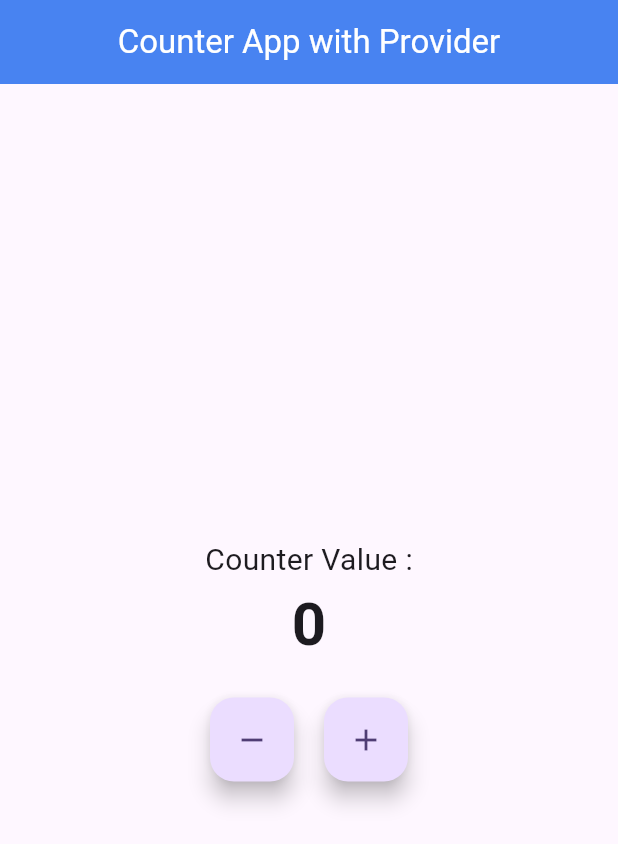
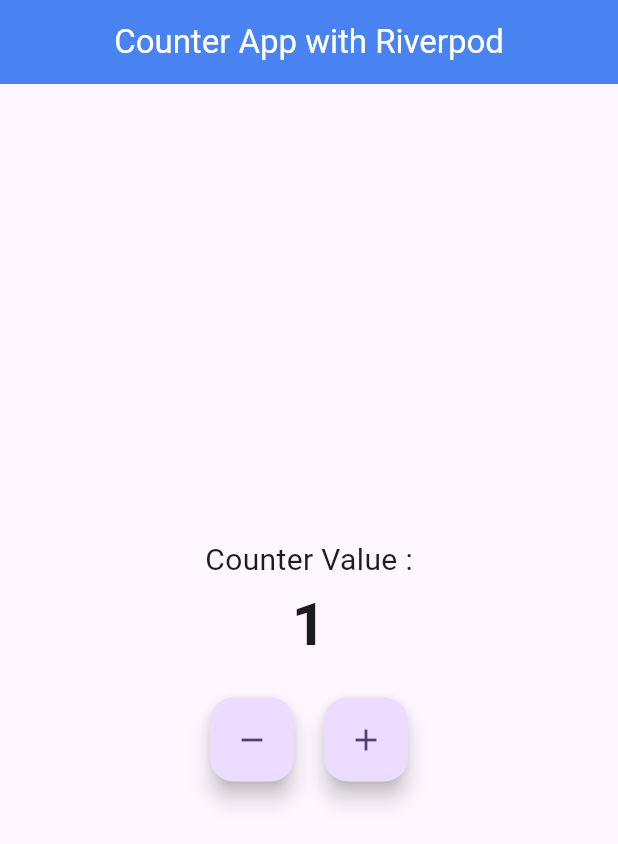
Before and after one commit to HosenShahadath/Counter-app-using-all-state-management, a Flutter app: the screen it shows after launch, on a phone screen of 412 x 824 dp. Shown: the top 844 px of the screen. Run offline on Flutter 3.47's test engine with Material 3 defaults, Android fonts, the phone set to English and light mode, and no system bars; our stand-ins replace riverpod.

Commit message:
riverpod

```diff
--- /dev/null
+++ b/lib/RiverPod/counter_riverpod.dart
@@ -0,0 +1,4 @@
+
+import 'package:riverpod/riverpod.dart';
+
+final counter = StateProvider(<int>(ref) => 0);
--- /dev/null
+++ b/lib/RiverPod/home_screen.dart
@@ -0,0 +1,52 @@
+import 'package:flutter/material.dart';
+
+class HomeScreen extends StatefulWidget {
+  const HomeScreen({super.key});
+
+  @override
+  State<HomeScreen> createState() => _HomeScreenState();
+}
+
+class _HomeScreenState extends State<HomeScreen> {
+  @override
+  Widget build(BuildContext context) {
+    return Scaffold(
+      appBar: AppBar(
+        elevation: 8,
+        backgroundColor: Colors.blueAccent,
+        title: const Text(
+          'Counter App with Riverpod',
+          style: TextStyle(color: Colors.white),
+        ),
+        centerTitle: true,
+      ),
+      body: Center(
+        child: Column(
+          mainAxisAlignment: MainAxisAlignment.center,
+          children: [
+            const Text('Counter Value :', style: TextStyle(fontSize: 20)),
+            Text(
+              '1',
+              style: const TextStyle(fontSize: 40, fontWeight: FontWeight.bold),
+            ),
+            const SizedBox(height: 20),
+            Row(
+              mainAxisAlignment: MainAxisAlignment.center,
+              children: [
+                FloatingActionButton(
+                  onPressed: () {},
+                  child: const Icon(Icons.remove),
+                ),
+                const SizedBox(width: 20),
+                FloatingActionButton(
+                  onPressed: () {},
+                  child: const Icon(Icons.add),
+                ),
+              ],
+            ),
+          ],
+        ),
+      ),
+    );
+  }
+}
--- a/lib/app.dart
+++ b/lib/app.dart
@@ -1,4 +1,4 @@
-import 'package:counter_app_using_all_state_management/Provider/home_page.dart';
+import 'package:counter_app_using_all_state_management/RiverPod/home_screen.dart';
 import 'package:flutter/material.dart';
 
 class MyApp extends StatelessWidget {
@@ -13,7 +13,7 @@
         colorScheme: ColorScheme.fromSeed(seedColor: Colors.deepPurple),
         useMaterial3: true,
       ),
-      home: HomePage(),
+      home: HomeScreen(),
     );
   }
 }
--- a/pubspec.yaml
+++ b/pubspec.yaml
@@ -35,6 +35,7 @@
   # Use with the CupertinoIcons class for iOS style icons.
   cupertino_icons: ^1.0.8
   provider: ^6.1.4
+  riverpod: ^2.6.1
 
 dev_dependencies:
   flutter_test:
```
Also changed, not shown: pubspec.lock.
